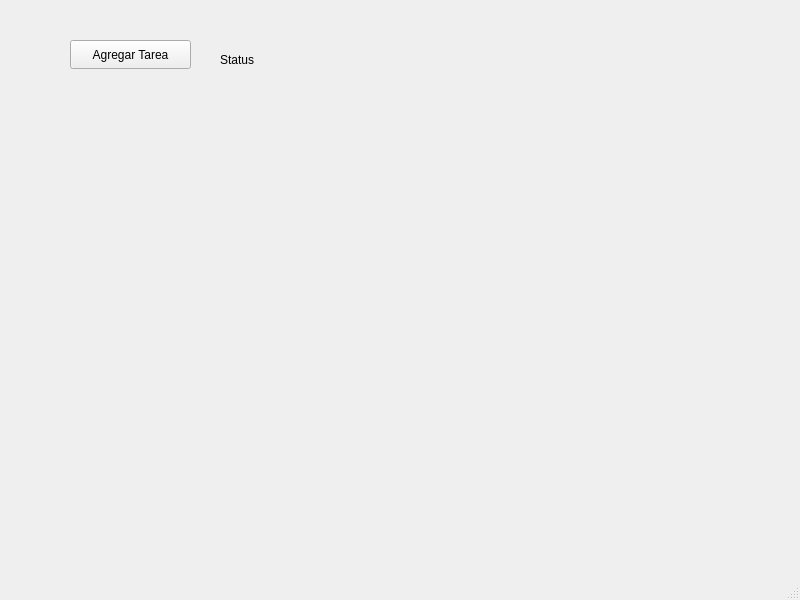
First picture: the form in Lab06/mainwindow.ui, repository dmolloc1/teo_lab, before the edit.
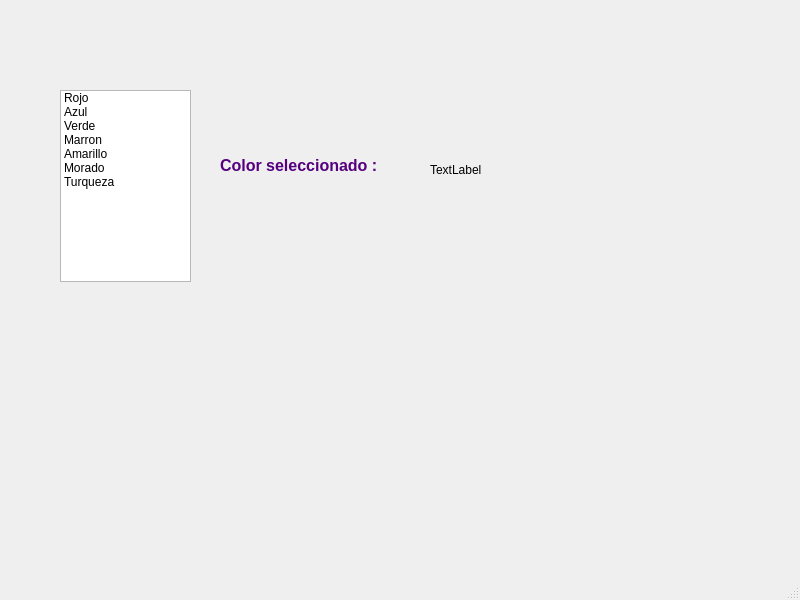
Second picture: the form after the edit.

Commit message: Se elimino la clase task, se configuro un slot para la lista de colores , presenta error

```diff
--- a/Lab06/mainwindow.ui
+++ b/Lab06/mainwindow.ui
@@ -14,30 +14,83 @@
    <string>MainWindow</string>
   </property>
   <widget class="QWidget" name="centralwidget">
-   <widget class="QPushButton" name="addTaskButton">
+   <widget class="QListWidget" name="listColors">
     <property name="geometry">
      <rect>
-      <x>70</x>
-      <y>40</y>
-      <width>121</width>
-      <height>29</height>
+      <x>60</x>
+      <y>90</y>
+      <width>131</width>
+      <height>192</height>
      </rect>
     </property>
-    <property name="text">
-     <string>Agregar Tarea</string>
-    </property>
+    <item>
+     <property name="text">
+      <string>Rojo</string>
+     </property>
+    </item>
+    <item>
+     <property name="text">
+      <string>Azul</string>
+     </property>
+    </item>
+    <item>
+     <property name="text">
+      <string>Verde</string>
+     </property>
+    </item>
+    <item>
+     <property name="text">
+      <string>Marron</string>
+     </property>
+    </item>
+    <item>
+     <property name="text">
+      <string>Amarillo</string>
+     </property>
+    </item>
+    <item>
+     <property name="text">
+      <string>Morado</string>
+     </property>
+    </item>
+    <item>
+     <property name="text">
+      <string>Turqueza</string>
+     </property>
+    </item>
    </widget>
    <widget class="QLabel" name="statusLabel">
     <property name="geometry">
      <rect>
       <x>220</x>
-      <y>50</y>
+      <y>140</y>
+      <width>211</width>
+      <height>51</height>
+     </rect>
+    </property>
+    <property name="font">
+     <font>
+      <bold>true</bold>
+     </font>
+    </property>
+    <property name="text">
+     <string>&lt;html&gt;&lt;head/&gt;&lt;body&gt;&lt;p&gt;&lt;span style=&quot; font-size:12pt; font-weight:700; color:#55007f;&quot;&gt;Color seleccionado :&lt;/span&gt;&lt;/p&gt;&lt;/body&gt;&lt;/html&gt;</string>
+    </property>
+    <property name="scaledContents">
+     <bool>false</bool>
+    </property>
+   </widget>
+   <widget class="QLabel" name="color">
+    <property name="geometry">
+     <rect>
+      <x>430</x>
+      <y>160</y>
       <width>63</width>
       <height>20</height>
      </rect>
     </property>
     <property name="text">
-     <string>Status</string>
+     <string>TextLabel</string>
     </property>
    </widget>
   </widget>
```
Left out of the diff: 2 changed lines with no effect on the pictures. The commit also changes 6 other files.
